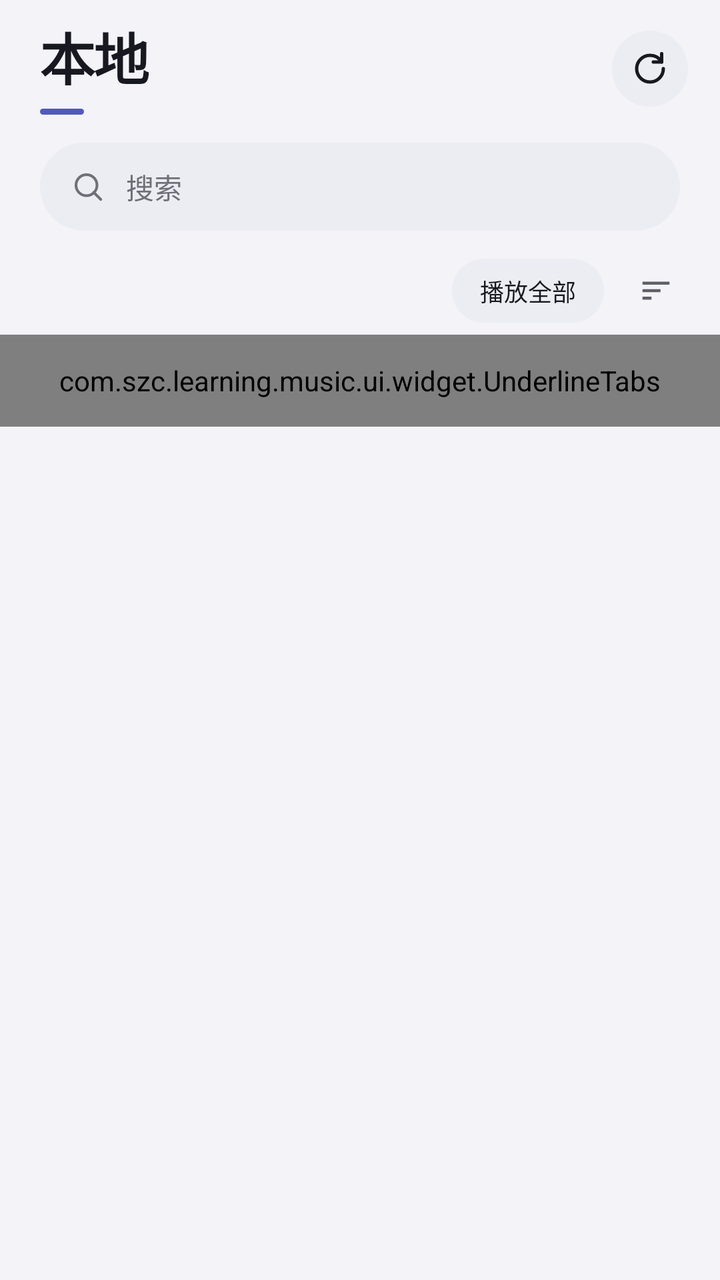
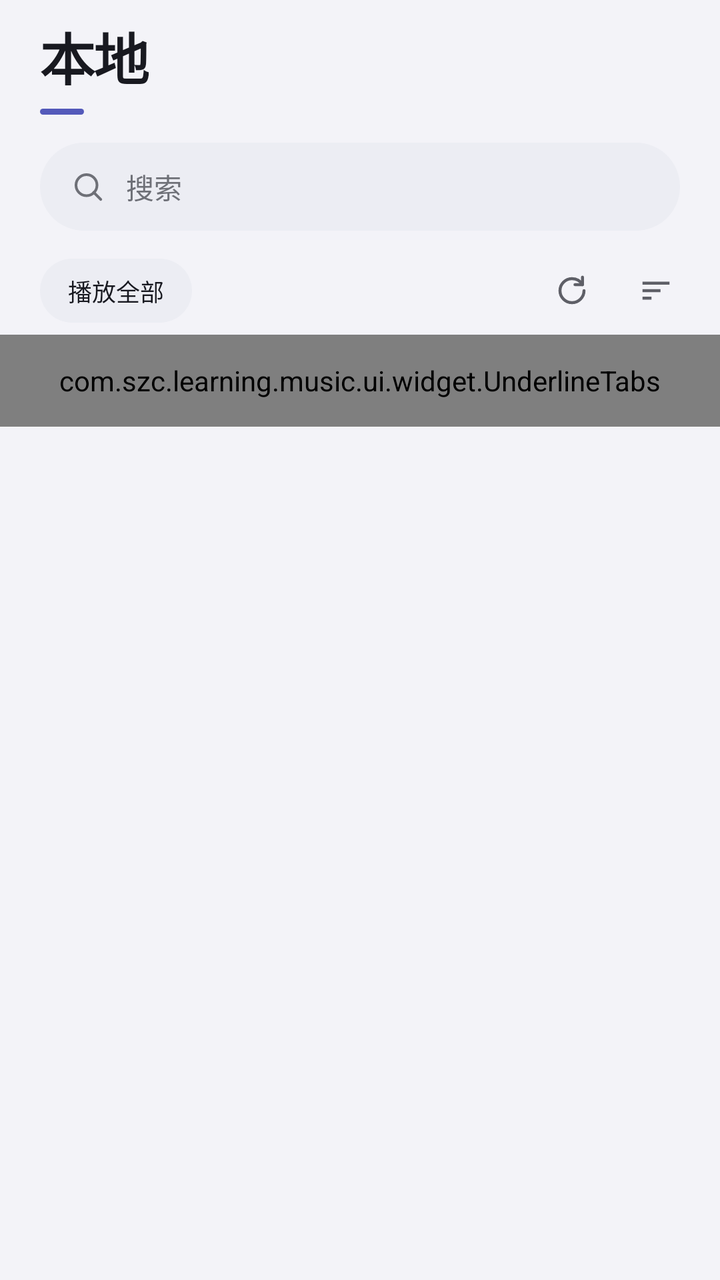

An Android layout rendered at two revisions. The XML below is the earlier revision; the diff shows what the commit changed to produce the second picture.
<!-- AndroidManifest.xml: application theme Theme.Aurora -->
<!-- res/layout/fragment_library.xml -->
<?xml version="1.0" encoding="utf-8"?>
<LinearLayout xmlns:android="http://schemas.android.com/apk/res/android"
    xmlns:app="http://schemas.android.com/apk/res-auto"
    android:layout_width="match_parent"
    android:layout_height="match_parent"
    android:orientation="vertical">

    <LinearLayout
        android:layout_width="match_parent"
        android:layout_height="wrap_content"
        android:gravity="bottom"
        android:orientation="horizontal"
        android:paddingStart="20dp"
        android:paddingTop="8dp"
        android:paddingEnd="16dp">

        <LinearLayout
            android:layout_width="wrap_content"
            android:layout_height="wrap_content"
            android:orientation="vertical">

            <TextView
                style="@style/Text.Display"
                android:layout_width="wrap_content"
                android:layout_height="wrap_content"
                android:text="@string/local_title"
                android:textSize="28sp" />

            <View
                android:layout_width="22dp"
                android:layout_height="3dp"
                android:layout_marginTop="6dp"
                android:background="@drawable/bg_tab_underline" />
        </LinearLayout>

        <Space
            android:layout_width="0dp"
            android:layout_height="1dp"
            android:layout_weight="1" />

        <ImageButton
            android:id="@+id/localRescan"
            style="@style/Widget.IconButton"
            android:layout_marginBottom="4dp"
            android:contentDescription="@string/local_scan"
            android:src="@drawable/ic_refresh"
            app:tint="?attr/auInk" />
    </LinearLayout>

    
    <FrameLayout
        android:layout_width="match_parent"
        android:layout_height="44dp"
        android:layout_marginStart="20dp"
        android:layout_marginTop="14dp"
        android:layout_marginEnd="20dp"
        android:background="@drawable/bg_search_pill">

        <ImageView
            android:layout_width="18dp"
            android:layout_height="18dp"
            android:layout_gravity="start|center_vertical"
            android:layout_marginStart="15dp"
            android:contentDescription="@null"
            android:src="@drawable/ic_search"
            app:tint="?attr/auInkTertiary" />

        <EditText
            android:id="@+id/localSearch"
            android:layout_width="match_parent"
            android:layout_height="match_parent"
            android:layout_marginStart="43dp"
            android:layout_marginEnd="12dp"
            android:background="@null"
            android:hint="@string/local_search_hint"
            android:imeOptions="actionSearch"
            android:inputType="text"
            android:maxLines="1"
            android:paddingStart="0dp"
            android:textColor="?attr/auInk"
            android:textColorHint="?attr/auInkTertiary"
            android:textSize="14sp" />
    </FrameLayout>

    
    <LinearLayout
        android:layout_width="match_parent"
        android:layout_height="wrap_content"
        android:gravity="center_vertical"
        android:orientation="horizontal"
        android:paddingStart="20dp"
        android:paddingTop="14dp"
        android:paddingEnd="16dp">

        <TextView
            android:id="@+id/localSummary"
            style="@style/Text.Caption"
            android:layout_width="0dp"
            android:layout_height="wrap_content"
            android:layout_weight="1"
            android:textSize="12sp" />

        <TextView
            android:id="@+id/localPlayAll"
            style="@style/Widget.PillButton"
            android:text="@string/local_play_all" />

        <ImageButton
            android:id="@+id/localSort"
            android:layout_width="32dp"
            android:layout_height="32dp"
            android:layout_marginStart="10dp"
            android:background="?attr/selectableItemBackgroundBorderless"
            android:contentDescription="@string/local_sort"
            android:padding="7dp"
            android:scaleType="fitCenter"
            android:src="@drawable/ic_sort"
            app:tint="?attr/auInkSecondary" />
    </LinearLayout>

    <com.szc.learning.music.ui.widget.UnderlineTabs
        android:id="@+id/localTabs"
        android:layout_width="match_parent"
        android:layout_height="46dp"
        android:layout_marginTop="6dp" />

    <FrameLayout
        android:layout_width="match_parent"
        android:layout_height="0dp"
        android:layout_weight="1">

        <androidx.recyclerview.widget.RecyclerView
            android:id="@+id/localList"
            android:layout_width="match_parent"
            android:layout_height="match_parent"
            android:clipToPadding="false"
            android:overScrollMode="never"
            android:paddingBottom="150dp"
            android:scrollbars="none" />

        <LinearLayout
            android:id="@+id/localEmpty"
            android:layout_width="match_parent"
            android:layout_height="match_parent"
            android:gravity="center"
            android:orientation="vertical"
            android:paddingStart="40dp"
            android:paddingEnd="40dp"
            android:visibility="gone">

            <ImageView
                android:layout_width="40dp"
                android:layout_height="40dp"
                android:alpha="0.35"
                android:contentDescription="@null"
                android:src="@drawable/ic_folder"
                app:tint="?attr/auInkTertiary" />

            <TextView
                android:id="@+id/localEmptyTitle"
                style="@style/Text.RowTitle"
                android:layout_width="wrap_content"
                android:layout_height="wrap_content"
                android:layout_marginTop="14dp"
                android:textColor="?attr/auInkSecondary"
                android:textSize="15sp" />

            <TextView
                android:id="@+id/localEmptyHint"
                style="@style/Text.Caption"
                android:layout_width="wrap_content"
                android:layout_height="wrap_content"
                android:layout_marginTop="6dp"
                android:gravity="center"
                android:textSize="11sp" />

            <TextView
                android:id="@+id/localGrant"
                style="@style/Widget.PillButton"
                android:layout_marginTop="16dp"
                android:background="@drawable/bg_tag_blue"
                android:paddingStart="18dp"
                android:paddingEnd="18dp"
                android:text="@string/local_grant"
                android:textColor="?attr/auAccent"
                android:visibility="gone" />
        </LinearLayout>

        <com.szc.learning.music.ui.widget.ShimmerSkeletonView
            android:id="@+id/localSkeleton"
            android:layout_width="match_parent"
            android:layout_height="match_parent"
            android:visibility="gone" />
    </FrameLayout>
</LinearLayout>
<!-- resources referenced by this layout -->
<resources>
  <!-- drawable bg_tab_underline (drawable) -->
  <?xml version="1.0" encoding="utf-8"?>
  <shape xmlns:android="http://schemas.android.com/apk/res/android" android:shape="rectangle">
      <solid android:color="?attr/auAccent" />
      <corners android:radius="2dp" />
  </shape>
  <!-- drawable bg_tag_blue (drawable) -->
  <?xml version="1.0" encoding="utf-8"?>
  <shape xmlns:android="http://schemas.android.com/apk/res/android" android:shape="rectangle">
      <solid android:color="?attr/auTagBrandBg" />
      <corners android:radius="6dp" />
  </shape>
  <string name="local_grant">授予权限</string>
  <string name="local_play_all">播放全部</string>
  <string name="local_scan">重新扫描</string>
  <string name="local_search_hint">搜索</string>
  <string name="local_sort">排序</string>
  <string name="local_title">本地</string>
  <style name="Text.Caption">
          <item name="android:layout_width">wrap_content</item>
          <item name="android:layout_height">wrap_content</item>
          <item name="android:textSize">11sp</item>
          <item name="android:textColor">?attr/auInkTertiary</item>
          <item name="android:letterSpacing">0.04</item>
      </style>
  <style name="Widget.IconButton" parent="">
          <item name="android:layout_width">38dp</item>
          <item name="android:layout_height">38dp</item>
          <item name="android:background">@drawable/bg_circle_button</item>
          <item name="android:padding">9dp</item>
          <item name="android:scaleType">fitCenter</item>
          <item name="android:contentDescription">@null</item>
      </style>
  <!-- drawable bg_circle_button (drawable) -->
  <?xml version="1.0" encoding="utf-8"?>
  <shape xmlns:android="http://schemas.android.com/apk/res/android" android:shape="oval">
      <solid android:color="?attr/auSurfaceSunken" />
  </shape>
  <color name="theme_aurora_accent">#5359BA</color>
  <color name="theme_aurora_accent_on">#FDFDFF</color>
  <color name="theme_aurora_surface">#FEFEFF</color>
  <color name="theme_aurora_ink">#181920</color>
  <color name="theme_aurora_surface_sunken">#ECEDF3</color>
  <color name="theme_aurora_ink_secondary">#5E5F67</color>
  <color name="theme_aurora_hairline">#DDDFE8</color>
  <color name="theme_aurora_danger">#B74441</color>
  <color name="theme_aurora_canvas">#F3F3F8</color>
  <color name="theme_aurora_surface_pressed">#E0E2E9</color>
  <color name="theme_aurora_hero_placeholder">#E3E4EB</color>
  <color name="theme_aurora_ink_tertiary">#6E7077</color>
  <color name="theme_aurora_ink_inverse">#FDFEFF</color>
  <color name="theme_aurora_accent_soft">#E9ECFF</color>
  <color name="theme_aurora_accent_deep">#3F429C</color>
  <color name="theme_aurora_accent_cyan">#3AB0C2</color>
  <color name="theme_aurora_hairline_dark">#1FFFFFFF</color>
  <color name="theme_aurora_scrim">#8C000000</color>
  <color name="theme_aurora_nav_pill">#D9DBE8</color>
  <color name="theme_aurora_dark_canvas">#0D0F18</color>
  <color name="theme_aurora_on_dark">#F9FAFD</color>
  <color name="theme_aurora_on_dark_secondary">#B4B5BC</color>
  <color name="theme_aurora_dark_pill">#33FFFFFF</color>
  <color name="theme_aurora_like">#D54563</color>
  <color name="theme_aurora_progress_start">#6068CA</color>
  <color name="theme_aurora_progress_mid">#535AB7</color>
  <color name="theme_aurora_progress_end">#757FE2</color>
  <color name="theme_aurora_tag_brand_bg">#E8ECFF</color>
  <color name="theme_aurora_tag_brand_text">#494EA9</color>
  <color name="theme_aurora_tag_warm_bg">#FFEEE1</color>
  <color name="theme_aurora_tag_warm_text">#944E12</color>
  <color name="theme_aurora_tag_neutral_bg">#ECEEF6</color>
  <color name="theme_aurora_success">#287B46</color>
  <color name="theme_aurora_warning">#A16500</color>
  <color name="theme_aurora_blob_a">#AAB2E4</color>
  <color name="theme_aurora_blob_b">#C5A9D8</color>
  <color name="theme_aurora_blob_c">#8EBCE1</color>
  <color name="theme_aurora_blob_d">#7DC4C6</color>
  <!-- unchanged entries left out for length: 11 -->
</resources>

<!-- the commit's change to res/layout/fragment_library.xml (unified diff, before → after) -->
@@ -33,22 +33,11 @@
                 android:background="@drawable/bg_tab_underline" />
         </LinearLayout>
 
-        <Space
-            android:layout_width="0dp"
-            android:layout_height="1dp"
-            android:layout_weight="1" />
-
-        <ImageButton
-            android:id="@+id/localRescan"
-            style="@style/Widget.IconButton"
-            android:layout_marginBottom="4dp"
-            android:contentDescription="@string/local_scan"
-            android:src="@drawable/ic_refresh"
-            app:tint="?attr/auInk" />
     </LinearLayout>
 
     
     <FrameLayout
+        android:id="@+id/localSearchBar"
         android:layout_width="match_parent"
         android:layout_height="44dp"
         android:layout_marginStart="20dp"
@@ -84,6 +73,7 @@
 
     
     <LinearLayout
+        android:id="@+id/localActions"
         android:layout_width="match_parent"
         android:layout_height="wrap_content"
         android:gravity="center_vertical"
@@ -93,17 +83,25 @@
         android:paddingEnd="16dp">
 
         <TextView
-            android:id="@+id/localSummary"
-            style="@style/Text.Caption"
-            android:layout_width="0dp"
-            android:layout_height="wrap_content"
-            android:layout_weight="1"
-            android:textSize="12sp" />
-
-        <TextView
             android:id="@+id/localPlayAll"
             style="@style/Widget.PillButton"
             android:text="@string/local_play_all" />
+
+        <Space
+            android:layout_width="0dp"
+            android:layout_height="1dp"
+            android:layout_weight="1" />
+
+        <ImageButton
+            android:id="@+id/localRescan"
+            android:layout_width="32dp"
+            android:layout_height="32dp"
+            android:background="?attr/selectableItemBackgroundBorderless"
+            android:padding="7dp"
+            android:scaleType="fitCenter"
+            android:contentDescription="@string/local_scan"
+            android:src="@drawable/ic_refresh"
+            app:tint="?attr/auInkSecondary" />
 
         <ImageButton
             android:id="@+id/localSort"
@@ -135,7 +133,7 @@
             android:layout_height="match_parent"
             android:clipToPadding="false"
             android:overScrollMode="never"
-            android:paddingBottom="150dp"
+            android:paddingBottom="136dp"
             android:scrollbars="none" />
 
         <LinearLayout
@@ -166,15 +164,6 @@
                 android:textSize="15sp" />
 
             <TextView
-                android:id="@+id/localEmptyHint"
-                style="@style/Text.Caption"
-                android:layout_width="wrap_content"
-                android:layout_height="wrap_content"
-                android:layout_marginTop="6dp"
-                android:gravity="center"
-                android:textSize="11sp" />
-
-            <TextView
                 android:id="@+id/localGrant"
                 style="@style/Widget.PillButton"
                 android:layout_marginTop="16dp"
<!-- resource entries referenced after the edit -->
@@ -18,26 +18,6 @@
   <string name="local_search_hint">搜索</string>
   <string name="local_sort">排序</string>
   <string name="local_title">本地</string>
-  <style name="Text.Caption">
-          <item name="android:layout_width">wrap_content</item>
-          <item name="android:layout_height">wrap_content</item>
-          <item name="android:textSize">11sp</item>
-          <item name="android:textColor">?attr/auInkTertiary</item>
-          <item name="android:letterSpacing">0.04</item>
-      </style>
-  <style name="Widget.IconButton" parent="">
-          <item name="android:layout_width">38dp</item>
-          <item name="android:layout_height">38dp</item>
-          <item name="android:background">@drawable/bg_circle_button</item>
-          <item name="android:padding">9dp</item>
-          <item name="android:scaleType">fitCenter</item>
-          <item name="android:contentDescription">@null</item>
-      </style>
-  <!-- drawable bg_circle_button (drawable) -->
-  <?xml version="1.0" encoding="utf-8"?>
-  <shape xmlns:android="http://schemas.android.com/apk/res/android" android:shape="oval">
-      <solid android:color="?attr/auSurfaceSunken" />
-  </shape>
   <color name="theme_aurora_accent">#5359BA</color>
   <color name="theme_aurora_accent_on">#FDFDFF</color>
   <color name="theme_aurora_surface">#FEFEFF</color>
